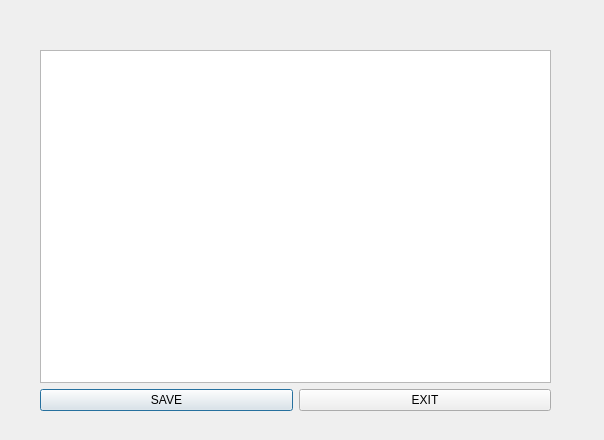
Above: eingabe.ui from fayezbk/Person before the change. Below: the same form after it.
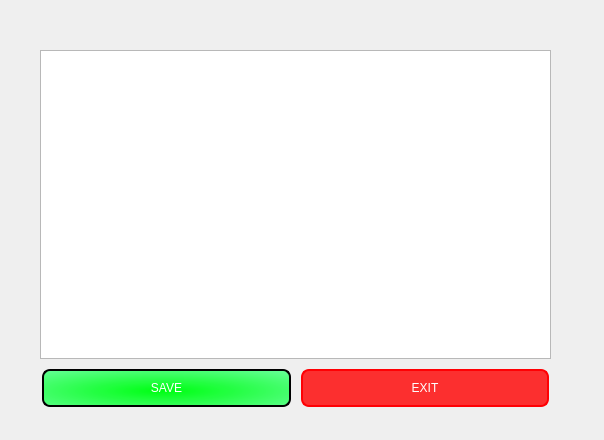
That is the form after the change.

What changed in the file:
```diff
--- a/eingabe.ui
+++ b/eingabe.ui
@@ -13,7 +13,7 @@
   <property name="windowTitle">
    <string>Dialog</string>
   </property>
-  <widget class="QWidget" name="">
+  <widget class="QWidget" name="layoutWidget">
    <property name="geometry">
     <rect>
      <x>40</x>
@@ -28,6 +28,21 @@
     </item>
     <item row="1" column="0">
      <widget class="QPushButton" name="pushButton">
+      <property name="styleSheet">
+       <string notr="true">font: 8pt &quot;Elephant&quot;;
+background-color: qradialgradient(spread:reflect, cx:0.477682, cy:0.586, radius:1.325, fx:0.488682, fy:0.58, stop:0.0170455 rgba(0, 255, 21, 255), stop:1 rgba(170, 255, 255, 214));
+color:#ffffff;
+ border: 2px solid #00ff00;
+border-color:#000000;
+ padding: 10px;
+  text-align: center;
+  text-decoration: none;
+  display: inline-block;
+  font-size: 12px;
+  margin: 4px 2px;
+cursor: pointer;
+border-radius: 8px;</string>
+      </property>
       <property name="text">
        <string>SAVE</string>
       </property>
@@ -35,6 +50,20 @@
     </item>
     <item row="1" column="1">
      <widget class="QPushButton" name="pushButton_2">
+      <property name="styleSheet">
+       <string notr="true">background-color: qradialgradient(spread:pad, cx:0.472, cy:0.562545, radius:2, fx:0.465909, fy:0.557, stop:0.397727 rgba(255, 0, 0, 205), stop:1 rgba(255, 255, 255, 255));
+font: 8pt &quot;Elephant&quot;;
+color: #ffffff;
+border: 2px solid #ff0004;
+ padding: 10px;
+  text-align: center;
+  text-decoration: none;
+  display: inline-block;
+  font-size: 12px;
+  margin: 4px 2px;
+cursor: pointer;
+border-radius: 8px;</string>
+      </property>
       <property name="text">
        <string>EXIT</string>
       </property>
```
